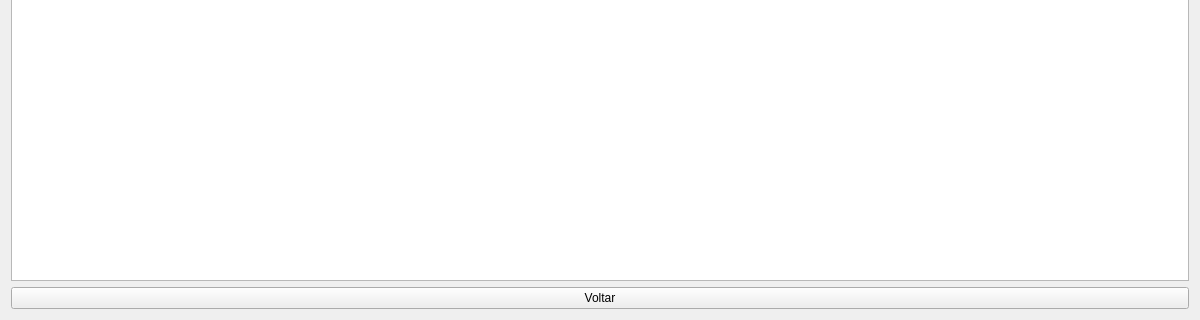
This is ui/listar_pacientes.ui in Zaldef/Project-K as Qt 5 draws it before an edit; both pictures show x 0 to 1200 and y 480 to 800 of the 1200 by 800 pixel window. The edited form follows.
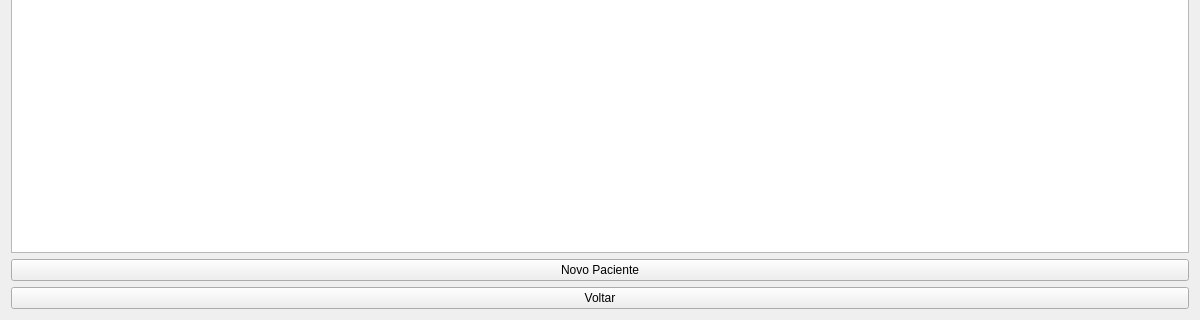
This is the edited form.

Patch:
```diff
--- a/ui/listar_pacientes.ui
+++ b/ui/listar_pacientes.ui
@@ -37,6 +37,13 @@
      </property>
     </widget>
    </item>
+   <item>
+    <widget class="QPushButton" name="botaoCadastrarPaciente">
+     <property name="text">
+      <string>Novo Paciente</string>
+     </property>
+    </widget>
+   </item>
    <item>
     <widget class="QPushButton" name="botaoVoltar">
      <property name="text">
```
